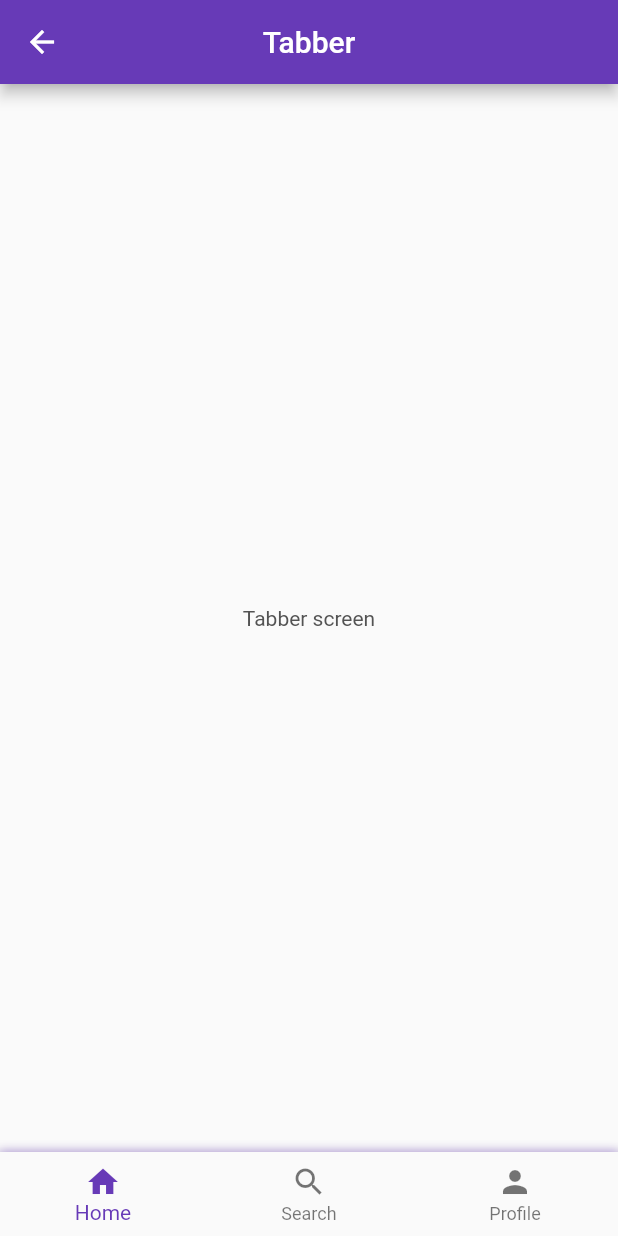
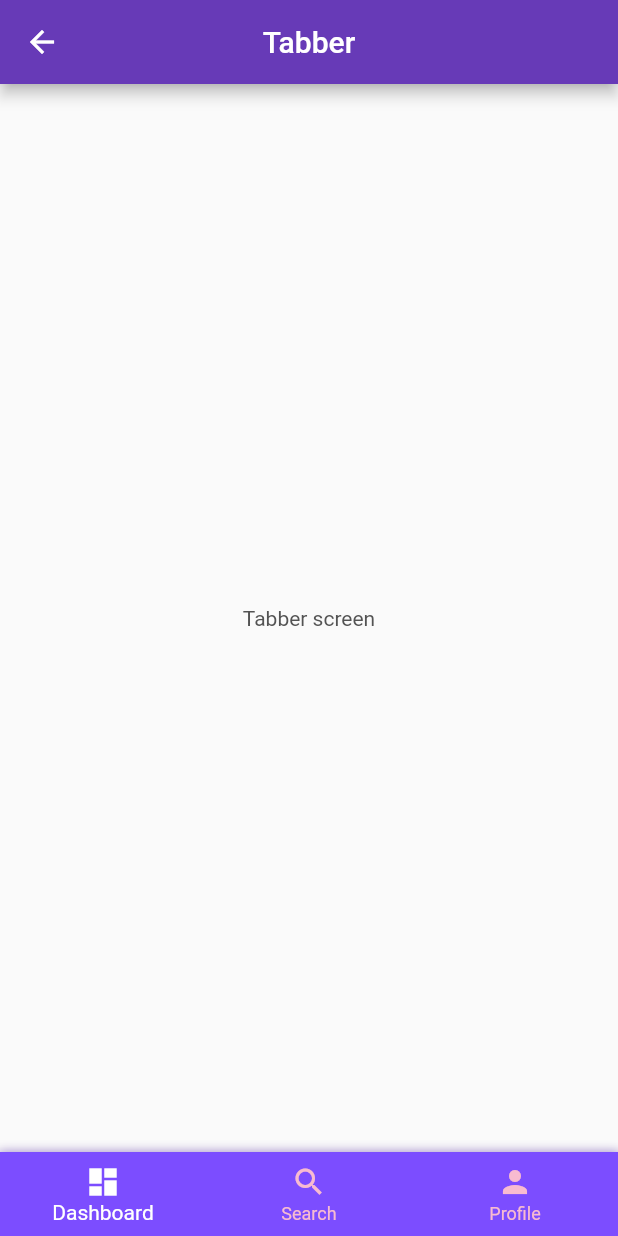
Before and after one commit to tushargoyalofficial/flutter-tutorials, a Flutter app: the TabberScreen screen opened by its route, on a phone screen of 412 x 824 dp. Run offline on Flutter 3.47's test engine with Material 2 defaults, Android fonts, the phone set to English and light mode, and no system bars.

Commit message:
Some tweeks to tabs

```diff
--- a/lib/screens/tabber/tabber.dart
+++ b/lib/screens/tabber/tabber.dart
@@ -26,21 +26,35 @@ class TabberScreen extends StatelessWidget {
         ]),
         child: BottomNavigationBar(
           currentIndex: context.watch<TabberProvider>().tabIndex,
-            onTap: (int val) => context.read<TabberProvider>().onTabPress(val),
+          selectedItemColor: Colors.white,
+          unselectedItemColor: Colors.pink[100],
+          backgroundColor: Colors.deepPurpleAccent,
           items: <BottomNavigationBarItem>[
             BottomNavigationBarItem(
-                  icon: const Icon(Icons.home),
-                  title: const Text('Home'),
-                  backgroundColor: Colors.blue),
+              icon: const Icon(Icons.dashboard),
+              title: const Text(
+                'Dashboard',
+                style: TextStyle(height: 1.4),
+              ),
+              backgroundColor: Colors.blue,
+            ),
             BottomNavigationBarItem(
                 icon: const Icon(Icons.search),
-                  title: const Text('Search'),
+                title: const Text(
+                  'Search',
+                  style: TextStyle(height: 1.4),
+                ),
                 backgroundColor: Colors.indigo),
             BottomNavigationBarItem(
                 icon: const Icon(Icons.person),
-                  title: const Text('Profile'),
+                title: const Text(
+                  'Profile',
+                  style: TextStyle(height: 1.4),
+                ),
                 backgroundColor: Colors.orange)
-            ]),
+          ],
+          onTap: (int val) => context.read<TabberProvider>().onTabPress(val),
+        ),
       ),
     );
   }
```
Lines whose indentation alone changed are shown as unchanged.
